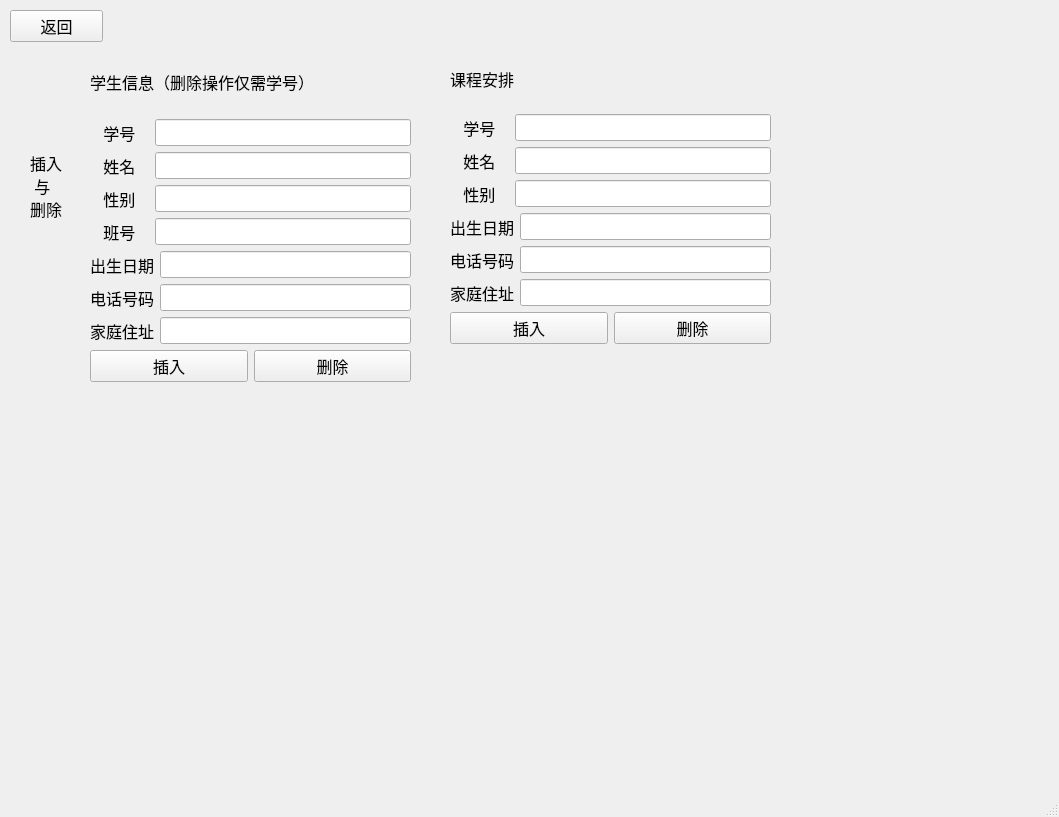
This is Lab1/Code/gui/administrator.ui in Linny-Y/HIT-Database-System as Qt 5 draws it before an edit. The edited form follows.
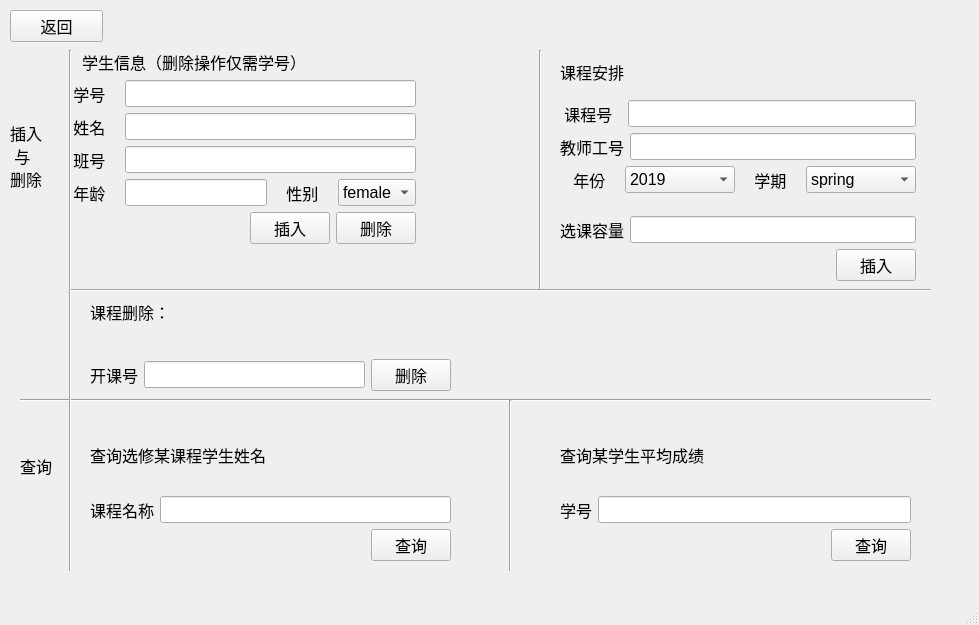
This is the edited form.

What changed in the file:
```diff
--- a/Lab1/Code/gui/administrator.ui
+++ b/Lab1/Code/gui/administrator.ui
@@ -6,8 +6,8 @@
    <rect>
     <x>0</x>
     <y>0</y>
-    <width>1059</width>
-    <height>817</height>
+    <width>979</width>
+    <height>625</height>
    </rect>
   </property>
   <property name="font">
@@ -36,17 +36,20 @@
    <widget class="QWidget" name="verticalLayoutWidget">
     <property name="geometry">
      <rect>
-      <x>90</x>
+      <x>60</x>
       <y>50</y>
-      <width>321</width>
-      <height>332</height>
+      <width>391</width>
+      <height>231</height>
      </rect>
     </property>
     <layout class="QVBoxLayout" name="verticalLayout">
+     <property name="sizeConstraint">
+      <enum>QLayout::SetFixedSize</enum>
+     </property>
      <item>
       <widget class="QLabel" name="label">
        <property name="text">
-        <string>学生信息（删除操作仅需学号）</string>
+        <string>     学生信息（删除操作仅需学号）</string>
        </property>
       </widget>
      </item>
@@ -86,24 +89,6 @@
        </item>
       </layout>
      </item>
-     <item>
-      <layout class="QGridLayout" name="gridLayout">
-       <item row="1" column="0">
-        <widget class="QLabel" name="label_2">
-         <property name="text">
-          <string>   性别   </string>
-         </property>
-        </widget>
-       </item>
-       <item row="1" column="1">
-        <widget class="QLineEdit" name="lineEdit">
-         <property name="text">
-          <string/>
-         </property>
-        </widget>
-       </item>
-      </layout>
-     </item>
      <item>
       <layout class="QGridLayout" name="gridLayout_13">
        <item row="1" column="1">
@@ -124,62 +109,68 @@
      </item>
      <item>
       <layout class="QGridLayout" name="gridLayout_4">
-       <item row="1" column="0">
-        <widget class="QLabel" name="label_6">
-         <property name="text">
-          <string>出生日期</string>
-         </property>
-        </widget>
+       <item row="1" column="3">
+        <layout class="QFormLayout" name="formLayout">
+         <item row="0" column="1">
+          <widget class="QComboBox" name="comboBox_sex">
+           <item>
+            <property name="text">
+             <string>female</string>
+            </property>
+           </item>
+           <item>
+            <property name="text">
+             <string>male</string>
+            </property>
+           </item>
+          </widget>
+         </item>
+         <item row="0" column="0">
+          <widget class="QLabel" name="label_2">
+           <property name="text">
+            <string>   性别   </string>
+           </property>
+          </widget>
+         </item>
+        </layout>
        </item>
-       <item row="1" column="1">
-        <widget class="QLineEdit" name="lineEdit_4">
-         <property name="text">
-          <string/>
-         </property>
-        </widget>
-       </item>
-      </layout>
-     </item>
-     <item>
-      <layout class="QGridLayout" name="gridLayout_5">
-       <item row="1" column="1">
-        <widget class="QLineEdit" name="lineEdit_5">
-         <property name="text">
-          <string/>
-         </property>
-        </widget>
-       </item>
        <item row="1" column="0">
-        <widget class="QLabel" name="label_7">
-         <property name="text">
-          <string>电话号码</string>
-         </property>
-        </widget>
-       </item>
-      </layout>
-     </item>
-     <item>
-      <layout class="QGridLayout" name="gridLayout_6">
-       <item row="1" column="0">
-        <widget class="QLabel" name="label_8">
-         <property name="text">
-          <string>家庭住址</string>
-         </property>
-        </widget>
-       </item>
-       <item row="1" column="1">
-        <widget class="QLineEdit" name="lineEdit_6">
-         <property name="text">
-          <string/>
-         </property>
-        </widget>
+        <layout class="QFormLayout" name="formLayout_4">
+         <item row="0" column="0">
+          <widget class="QLabel" name="label_6">
+           <property name="text">
+            <string>   年龄   </string>
+           </property>
+          </widget>
+         </item>
+         <item row="0" column="1">
+          <widget class="QLineEdit" name="lineEdit_sage">
+           <property name="text">
+            <string/>
+           </property>
+          </widget>
+         </item>
+        </layout>
        </item>
       </layout>
      </item>
      <item>
       <layout class="QHBoxLayout" name="horizontalLayout">
        <item>
-        <widget class="QPushButton" name="pushButton">
+        <spacer name="horizontalSpacer_2">
+         <property name="orientation">
+          <enum>Qt::Horizontal</enum>
+         </property>
+         <property name="sizeHint" stdset="0">
+          <size>
+           <width>40</width>
+           <height>20</height>
+          </size>
+         </property>
+        </spacer>
+       </item>
+       <item>
+        <widget class="QPushButton" name="studentInsertButton">
          <property name="text">
           <string>插入</string>
          </property>
@@ -199,8 +190,8 @@
    <widget class="QLabel" name="label_4">
     <property name="geometry">
      <rect>
-      <x>30</x>
-      <y>100</y>
+      <x>10</x>
+      <y>70</y>
       <width>41</width>
       <height>171</height>
      </rect>
@@ -214,10 +205,10 @@
    <widget class="QWidget" name="verticalLayoutWidget_2">
     <property name="geometry">
      <rect>
-      <x>450</x>
+      <x>560</x>
       <y>50</y>
-      <width>321</width>
-      <height>294</height>
+      <width>356</width>
+      <height>231</height>
      </rect>
     </property>
     <layout class="QVBoxLayout" name="verticalLayout_2">
@@ -240,45 +231,101 @@
        <item row="1" column="0">
         <widget class="QLabel" name="label_10">
          <property name="text">
-          <string>   学号   </string>
+          <string> 课程号  </string>
          </property>
         </widget>
        </item>
       </layout>
      </item>
      <item>
-      <layout class="QGridLayout" name="gridLayout_8">
-       <item row="0" column="1">
-        <widget class="QLineEdit" name="lineEdit_8">
-         <property name="text">
-          <string/>
-         </property>
-        </widget>
-       </item>
-       <item row="0" column="0">
-        <widget class="QLabel" name="label_11">
-         <property name="text">
-          <string>   姓名   </string>
-         </property>
-        </widget>
-       </item>
-      </layout>
-     </item>
-     <item>
-      <layout class="QGridLayout" name="gridLayout_9">
-       <item row="1" column="0">
-        <widget class="QLabel" name="label_12">
-         <property name="text">
-          <string>   性别   </string>
-         </property>
-        </widget>
-       </item>
+      <layout class="QGridLayout" name="gridLayout_11">
        <item row="1" column="1">
-        <widget class="QLineEdit" name="lineEdit_9">
+        <widget class="QLineEdit" name="lineEdit_tno">
          <property name="text">
           <string/>
          </property>
         </widget>
+       </item>
+       <item row="1" column="0">
+        <widget class="QLabel" name="label_17">
+         <property name="text">
+          <string>教师工号</string>
+         </property>
+        </widget>
+       </item>
+      </layout>
+     </item>
+     <item>
+      <layout class="QGridLayout" name="gridLayout_5">
+       <item row="1" column="5">
+        <layout class="QFormLayout" name="formLayout_6">
+         <item row="0" column="0">
+          <widget class="QLabel" name="label_8">
+           <property name="text">
+            <string>   学期   </string>
+           </property>
+          </widget>
+         </item>
+         <item row="0" column="1">
+          <widget class="QComboBox" name="comboBox_semester">
+           <item>
+            <property name="text">
+             <string>spring</string>
+            </property>
+           </item>
+           <item>
+            <property name="text">
+             <string>summer</string>
+            </property>
+           </item>
+           <item>
+            <property name="text">
+             <string>autumn</string>
+            </property>
+           </item>
+          </widget>
+         </item>
+        </layout>
+       </item>
+       <item row="1" column="2">
+        <layout class="QFormLayout" name="formLayout_3">
+         <item row="0" column="0">
+          <widget class="QLabel" name="label_7">
+           <property name="text">
+            <string>   年份   </string>
+           </property>
+          </widget>
+         </item>
+         <item row="0" column="1">
+          <widget class="QComboBox" name="comboBox_year">
+           <item>
+            <property name="text">
+             <string>2019</string>
+            </property>
+           </item>
+           <item>
+            <property name="text">
+             <string>2020</string>
+            </property>
+           </item>
+           <item>
+            <property name="text">
+             <string>2021</string>
+            </property>
+           </item>
+           <item>
+            <property name="text">
+             <string>2022</string>
+            </property>
+           </item>
+           <item>
+            <property name="text">
+             <string>2023</string>
+            </property>
+           </item>
+          </widget>
+         </item>
+        </layout>
        </item>
       </layout>
      </item>
@@ -287,48 +334,12 @@
        <item row="1" column="0">
         <widget class="QLabel" name="label_13">
          <property name="text">
-          <string>出生日期</string>
+          <string>选课容量</string>
          </property>
         </widget>
        </item>
        <item row="1" column="1">
-        <widget class="QLineEdit" name="lineEdit_10">
-         <property name="text">
-          <string/>
-         </property>
-        </widget>
-       </item>
-      </layout>
-     </item>
-     <item>
-      <layout class="QGridLayout" name="gridLayout_11">
-       <item row="1" column="1">
-        <widget class="QLineEdit" name="lineEdit_11">
-         <property name="text">
-          <string/>
-         </property>
-        </widget>
-       </item>
-       <item row="1" column="0">
-        <widget class="QLabel" name="label_14">
-         <property name="text">
-          <string>电话号码</string>
-         </property>
-        </widget>
-       </item>
-      </layout>
-     </item>
-     <item>
-      <layout class="QGridLayout" name="gridLayout_12">
-       <item row="1" column="0">
-        <widget class="QLabel" name="label_15">
-         <property name="text">
-          <string>家庭住址</string>
-         </property>
-        </widget>
-       </item>
-       <item row="1" column="1">
-        <widget class="QLineEdit" name="lineEdit_12">
+        <widget class="QLineEdit" name="lineEdit_capacity">
          <property name="text">
           <string/>
          </property>
@@ -339,14 +350,68 @@
      <item>
       <layout class="QHBoxLayout" name="horizontalLayout_2">
        <item>
-        <widget class="QPushButton" name="pushButton_3">
+        <spacer name="horizontalSpacer">
+         <property name="orientation">
+          <enum>Qt::Horizontal</enum>
+         </property>
+         <property name="sizeHint" stdset="0">
+          <size>
+           <width>40</width>
+           <height>20</height>
+          </size>
+         </property>
+        </spacer>
+       </item>
+       <item>
+        <widget class="QPushButton" name="InsertSchedulepushButton">
          <property name="text">
           <string>插入</string>
          </property>
         </widget>
        </item>
-       <item>
-        <widget class="QPushButton" name="pushButton_4">
+      </layout>
+     </item>
+    </layout>
+   </widget>
+   <widget class="QWidget" name="verticalLayoutWidget_3">
+    <property name="geometry">
+     <rect>
+      <x>90</x>
+      <y>300</y>
+      <width>361</width>
+      <height>91</height>
+     </rect>
+    </property>
+    <layout class="QVBoxLayout" name="verticalLayout_3">
+     <item>
+      <layout class="QFormLayout" name="formLayout_2">
+       <item row="0" column="0">
+        <widget class="QLabel" name="label_11">
+         <property name="text">
+          <string>课程删除：</string>
+         </property>
+        </widget>
+       </item>
+      </layout>
+     </item>
+     <item>
+      <layout class="QGridLayout" name="gridLayout_8">
+       <item row="1" column="1">
+        <widget class="QLineEdit" name="lineEdit_scheduleno">
+         <property name="text">
+          <string/>
+         </property>
+        </widget>
+       </item>
+       <item row="1" column="0">
+        <widget class="QLabel" name="label_15">
+         <property name="text">
+          <string>开课号</string>
+         </property>
+        </widget>
+       </item>
+       <item row="1" column="2">
+        <widget class="QPushButton" name="deletepushButton">
          <property name="text">
           <string>删除</string>
          </property>
@@ -356,6 +421,206 @@
      </item>
     </layout>
    </widget>
+   <widget class="QLabel" name="label_25">
+    <property name="geometry">
+     <rect>
+      <x>20</x>
+      <y>440</y>
+      <width>51</width>
+      <height>51</height>
+     </rect>
+    </property>
+    <property name="text">
+     <string>查询</string>
+    </property>
+   </widget>
+   <widget class="QWidget" name="verticalLayoutWidget_5">
+    <property name="geometry">
+     <rect>
+      <x>90</x>
+      <y>420</y>
+      <width>361</width>
+      <height>141</height>
+     </rect>
+    </property>
+    <layout class="QVBoxLayout" name="verticalLayout_6">
+     <item>
+      <widget class="QLabel" name="label_27">
+       <property name="text">
+        <string>查询选修某课程学生姓名</string>
+       </property>
+      </widget>
+     </item>
+     <item>
+      <layout class="QGridLayout" name="gridLayout_15">
+       <item row="1" column="1">
+        <widget class="QLineEdit" name="lineEdit_coursename">
+         <property name="text">
+          <string/>
+         </property>
+        </widget>
+       </item>
+       <item row="1" column="0">
+        <widget class="QLabel" name="label_28">
+         <property name="text">
+          <string>课程名称</string>
+         </property>
+        </widget>
+       </item>
+      </layout>
+     </item>
+     <item>
+      <layout class="QHBoxLayout" name="horizontalLayout_6">
+       <item>
+        <spacer name="horizontalSpacer_6">
+         <property name="orientation">
+          <enum>Qt::Horizontal</enum>
+         </property>
+         <property name="sizeHint" stdset="0">
+          <size>
+           <width>40</width>
+           <height>20</height>
+          </size>
+         </property>
+        </spacer>
+       </item>
+       <item>
+        <widget class="QPushButton" name="course2studentButton">
+         <property name="text">
+          <string>查询</string>
+         </property>
+        </widget>
+       </item>
+      </layout>
+     </item>
+    </layout>
+   </widget>
+   <widget class="QWidget" name="verticalLayoutWidget_6">
+    <property name="geometry">
+     <rect>
+      <x>560</x>
+      <y>420</y>
+      <width>351</width>
+      <height>141</height>
+     </rect>
+    </property>
+    <layout class="QVBoxLayout" name="verticalLayout_7">
+     <item>
+      <widget class="QLabel" name="label_29">
+       <property name="text">
+        <string>查询某学生平均成绩</string>
+       </property>
+      </widget>
+     </item>
+     <item>
+      <layout class="QGridLayout" name="gridLayout_17">
+       <item row="1" column="1">
+        <widget class="QLineEdit" name="lineEdit_sno2">
+         <property name="text">
+          <string/>
+         </property>
+        </widget>
+       </item>
+       <item row="1" column="0">
+        <widget class="QLabel" name="label_30">
+         <property name="text">
+          <string>学号</string>
+         </property>
+        </widget>
+       </item>
+      </layout>
+     </item>
+     <item>
+      <layout class="QHBoxLayout" name="horizontalLayout_7">
+       <item>
+        <spacer name="horizontalSpacer_7">
+         <property name="orientation">
+          <enum>Qt::Horizontal</enum>
+         </property>
+         <property name="sizeHint" stdset="0">
+          <size>
+           <width>40</width>
+           <height>20</height>
+          </size>
+         </property>
+        </spacer>
+       </item>
+       <item>
+        <widget class="QPushButton" name="scoreButton">
+         <property name="text">
+          <string>查询</string>
+         </property>
+        </widget>
+       </item>
+      </layout>
+     </item>
+    </layout>
+   </widget>
+   <widget class="Line" name="line">
+    <property name="geometry">
+     <rect>
+      <x>530</x>
+      <y>50</y>
+      <width>20</width>
+      <height>241</height>
+     </rect>
+    </property>
+    <property name="orientation">
+     <enum>Qt::Vertical</enum>
+    </property>
+   </widget>
+   <widget class="Line" name="line_2">
+    <property name="geometry">
+     <rect>
+      <x>70</x>
+      <y>280</y>
+      <width>861</width>
+      <height>20</height>
+     </rect>
+    </property>
+    <property name="orientation">
+     <enum>Qt::Horizontal</enum>
+    </property>
+   </widget>
+   <widget class="Line" name="line_3">
+    <property name="geometry">
+     <rect>
+      <x>20</x>
+      <y>390</y>
+      <width>911</width>
+      <height>20</height>
+     </rect>
+    </property>
+    <property name="orientation">
+     <enum>Qt::Horizontal</enum>
+    </property>
+   </widget>
+   <widget class="Line" name="line_4">
+    <property name="geometry">
+     <rect>
+      <x>500</x>
+      <y>400</y>
+      <width>20</width>
+      <height>171</height>
+     </rect>
+    </property>
+    <property name="orientation">
+     <enum>Qt::Vertical</enum>
+    </property>
+   </widget>
+   <widget class="Line" name="line_5">
+    <property name="geometry">
+     <rect>
+      <x>60</x>
+      <y>50</y>
+      <width>20</width>
+      <height>521</height>
+     </rect>
+    </property>
+    <property name="orientation">
+     <enum>Qt::Vertical</enum>
+    </property>
+   </widget>
   </widget>
   <widget class="QMenuBar" name="menubar">
    <property name="geometry">
```
Left out of the diff: 12 changed lines with no effect on the pictures.
